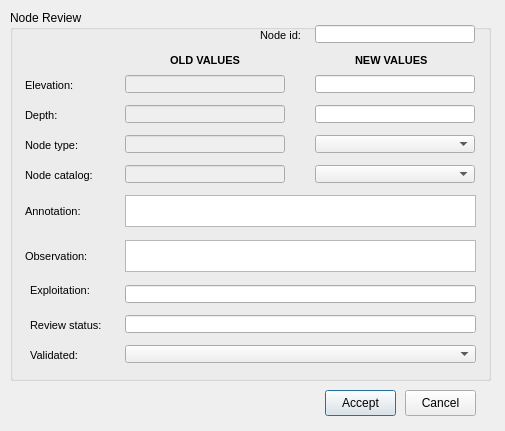
First picture: the form in ui/ws_review_audit_node.ui, repository Giswater/giswater_qgis_plugin, before the edit.
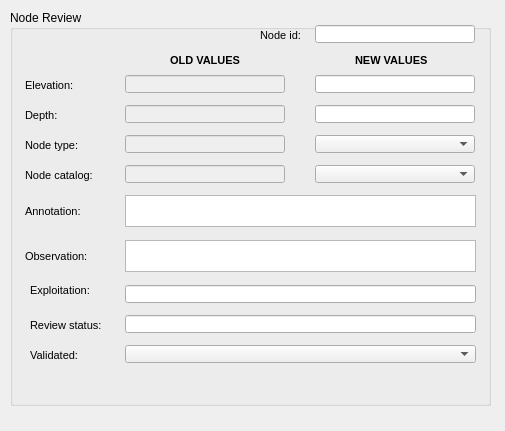
Second picture: the form after the edit.

Commit message: Changes on review forms

What changed in the file:
```diff
--- a/ui/ws_review_audit_node.ui
+++ b/ui/ws_review_audit_node.ui
@@ -19,7 +19,7 @@
      <x>10</x>
      <y>10</y>
      <width>481</width>
-     <height>371</height>
+     <height>396</height>
     </rect>
    </property>
    <property name="title">
@@ -336,32 +336,6 @@
     </property>
    </widget>
   </widget>
-  <widget class="QPushButton" name="btn_accept">
-   <property name="geometry">
-    <rect>
-     <x>325</x>
-     <y>390</y>
-     <width>71</width>
-     <height>26</height>
-    </rect>
-   </property>
-   <property name="text">
-    <string>Accept</string>
-   </property>
-  </widget>
-  <widget class="QPushButton" name="btn_cancel">
-   <property name="geometry">
-    <rect>
-     <x>405</x>
-     <y>390</y>
-     <width>71</width>
-     <height>26</height>
-    </rect>
-   </property>
-   <property name="text">
-    <string>Cancel</string>
-   </property>
-  </widget>
   <widget class="QLabel" name="label_node_catalog">
    <property name="geometry">
     <rect>
```
The commit also changes 6 other files.
